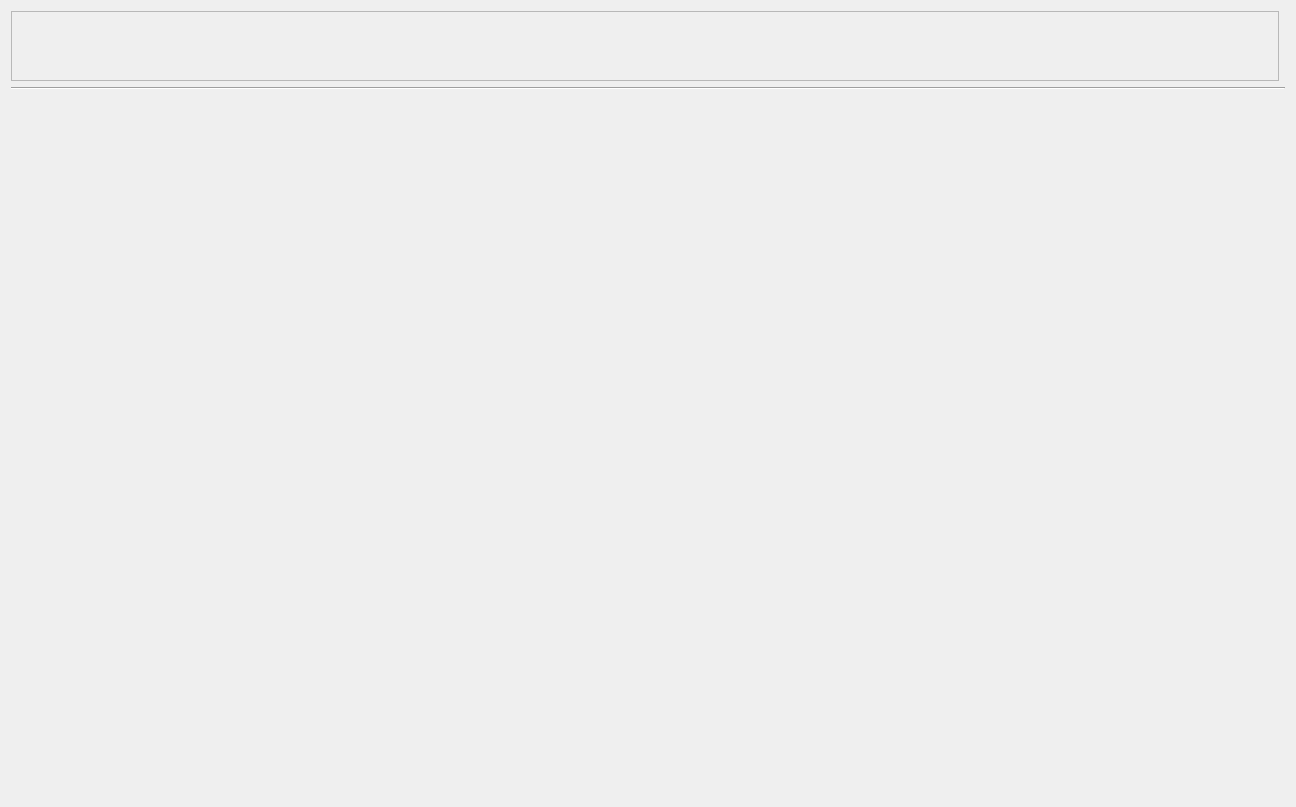
Above: AF_Program/AF_Program/TabUI.ui from AndrewF001/Andrews_Program before the change. Below: the same form after it.
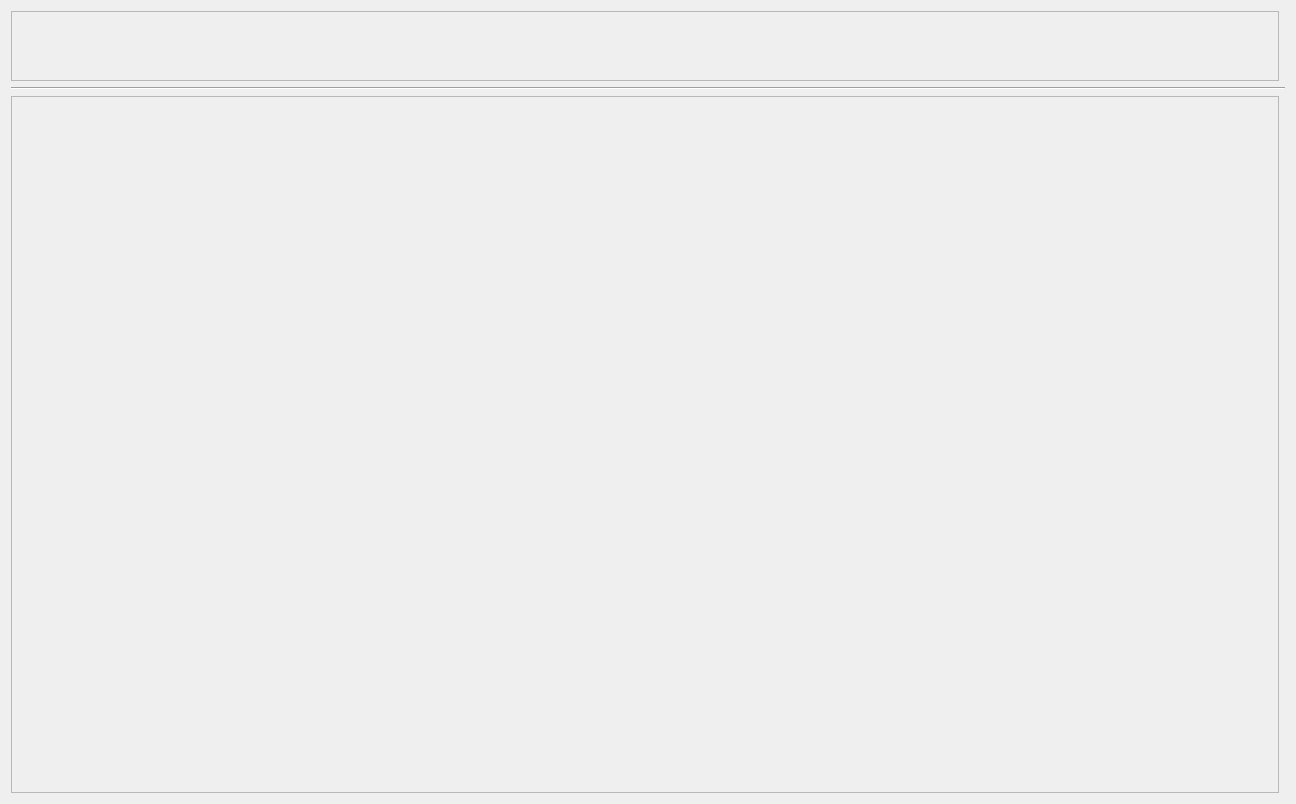
That is the form after the change.

The edit to the form file:
```diff
--- a/AF_Program/AF_Program/TabUI.ui
+++ b/AF_Program/AF_Program/TabUI.ui
@@ -36,22 +36,6 @@
      </property>
     </widget>
    </item>
-   <item row="2" column="1" colspan="2">
-    <widget class="QWidget" name="MainTabWidget" native="true">
-     <property name="sizePolicy">
-      <sizepolicy hsizetype="Expanding" vsizetype="Expanding">
-       <horstretch>0</horstretch>
-       <verstretch>0</verstretch>
-      </sizepolicy>
-     </property>
-     <property name="minimumSize">
-      <size>
-       <width>1200</width>
-       <height>700</height>
-      </size>
-     </property>
-    </widget>
-   </item>
    <item row="0" column="1">
     <widget class="QScrollArea" name="MenuScrollArea">
      <property name="sizePolicy">
@@ -84,6 +68,23 @@
      </widget>
     </widget>
    </item>
+   <item row="2" column="1">
+    <widget class="QScrollArea" name="CanvasScrollArea">
+     <property name="widgetResizable">
+      <bool>true</bool>
+     </property>
+     <widget class="QWidget" name="scrollAreaWidgetContents_3">
+      <property name="geometry">
+       <rect>
+        <x>0</x>
+        <y>0</y>
+        <width>1270</width>
+        <height>698</height>
+       </rect>
+      </property>
+     </widget>
+    </widget>
+   </item>
   </layout>
  </widget>
  <layoutdefault spacing="6" margin="11"/>
```
Left out of the diff: 3 changed lines with no effect on the pictures.
